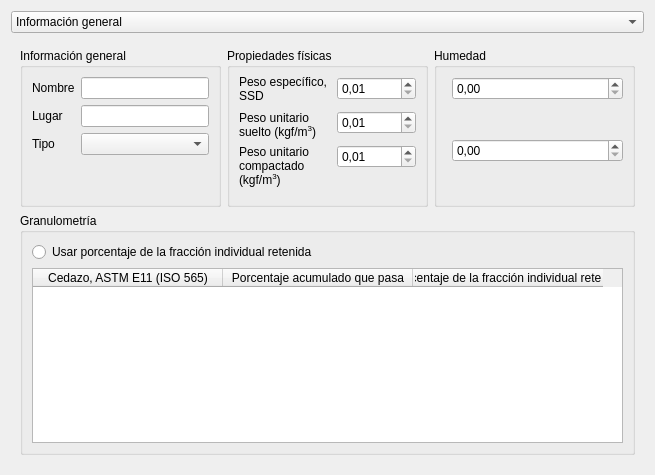
AMK-ULTRA/Concretus, file gui/ui/regular_concrete_widget.ui: the form before one commit.
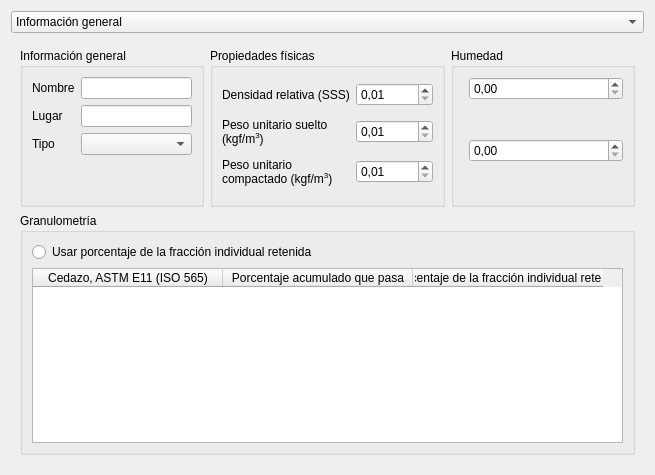
The form after the commit. The open tabs and pages were chosen to show the change.

Patch:
```diff
--- a/gui/ui/regular_concrete_widget.ui
+++ b/gui/ui/regular_concrete_widget.ui
@@ -928,17 +928,23 @@
          </item>
          <item row="0" column="1">
           <widget class="QGroupBox" name="groupBox_fine_physical_prop">
+           <property name="sizePolicy">
+            <sizepolicy hsizetype="Preferred" vsizetype="Preferred">
+             <horstretch>0</horstretch>
+             <verstretch>0</verstretch>
+            </sizepolicy>
+           </property>
            <property name="title">
             <string>Propiedades físicas</string>
            </property>
-           <layout class="QFormLayout" name="formLayout_13">
+           <layout class="QGridLayout" name="gridLayout_2">
             <item row="0" column="0">
              <widget class="QLabel" name="label_fine_relative_density">
               <property name="text">
-               <string>Peso específico, SSD</string>
+               <string>Densidad relativa (SSS)</string>
               </property>
               <property name="wordWrap">
-               <bool>true</bool>
+               <bool>false</bool>
               </property>
               <property name="buddy">
                <cstring>doubleSpinBox_fine_relative_density</cstring>
@@ -1012,7 +1018,7 @@
            <property name="title">
             <string>Humedad</string>
            </property>
-           <layout class="QFormLayout" name="formLayout_14">
+           <layout class="QFormLayout" name="formLayout_13">
             <item row="0" column="0">
              <widget class="QLabel" name="label_fine_mc">
               <property name="text">
@@ -1164,7 +1170,7 @@
            <property name="title">
             <string>Información general</string>
            </property>
-           <layout class="QFormLayout" name="formLayout_10">
+           <layout class="QFormLayout" name="formLayout_14">
             <item row="0" column="0">
              <widget class="QLabel" name="label_coarse_name">
               <property name="text">
```
Left out of the diff: 23 changed lines with no effect on the pictures.
